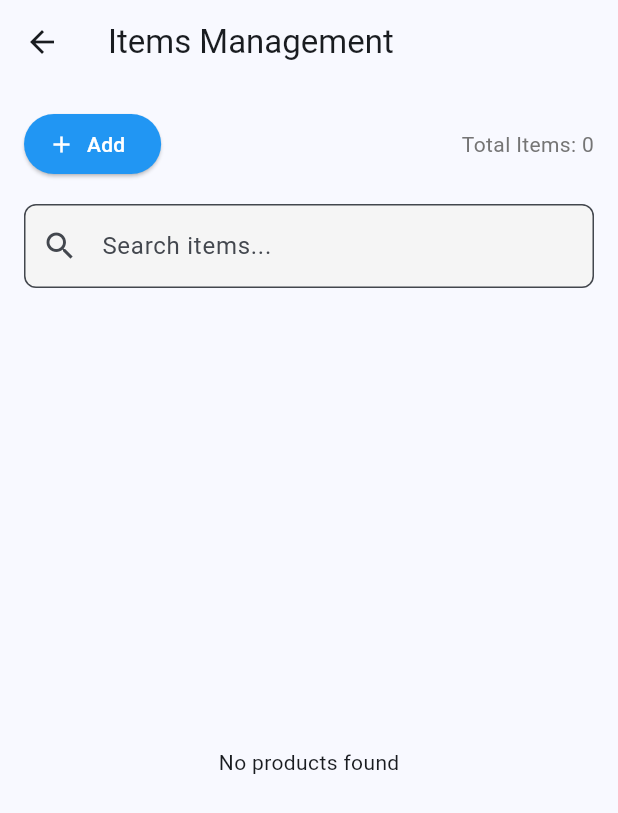
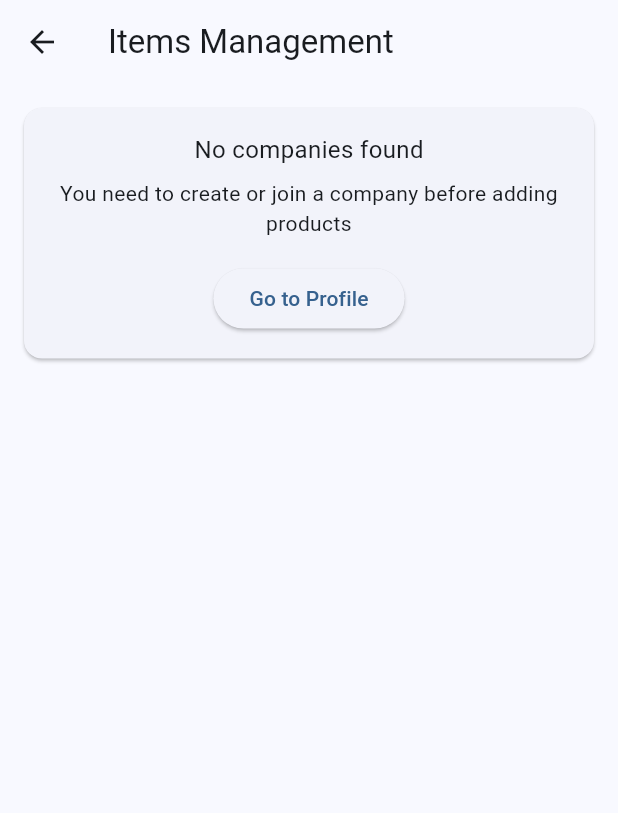
Before and after one commit to Sahil-Lakhani/Auto-Quote, a Flutter app: the ProductFormScreen screen opened directly, on a phone screen of 412 x 824 dp. Shown: the top 813 px of the screen. Run offline on Flutter 3.47's test engine with Material 3 defaults, Android fonts, the phone set to English and light mode, and no system bars; our stand-ins replace cloud_firestore, firebase_auth, firebase_core, google_sign_in, image_picker, open_file and 3 more; accounts and stored records are empty; generated files the repository leaves out were written again.

Commit message:
changes for the creating company and selecting the make its products

```diff
--- a/lib/main.dart
+++ b/lib/main.dart
@@ -4,7 +4,6 @@ import 'package:firebase_core/firebase_core.dart';
 import 'package:flutter/material.dart';
 import 'screens/quote_form_screen.dart';
 import 'screens/product_form_screen.dart';
-import 'screens/template_selection_screen.dart';
 import 'screens/login_screen.dart';
 import 'package:auto_quote/providers/quote_form_provider.dart';
 import 'package:provider/provider.dart';
@@ -42,7 +41,7 @@ class MyApp extends StatelessWidget {
         colorScheme: ColorScheme.fromSeed(seedColor: Colors.blue),
         useMaterial3: true,
       ),
-      home: AuthenticationWrapper(),
+      home: const AuthenticationWrapper(),
     );
   }
 }
--- a/lib/models/product_model.dart
+++ b/lib/models/product_model.dart
@@ -4,7 +4,7 @@ class Dimension {
   final int feet;
   final int inches;
 
-  const Dimension({required this.feet, this.inches=0});
+  const Dimension({required this.feet, this.inches = 0});
 
   String get formatted => '${feet}\'${inches}"';
 
@@ -37,7 +37,7 @@ class Dimension {
     final inches = int.tryParse(parts[1].replaceAll('"', ""));
 
     if (feet == null) return null;
-    return Dimension(feet: feet, inches: inches??0);
+    return Dimension(feet: feet, inches: inches ?? 0);
   }
 }
 
@@ -46,6 +46,7 @@ enum ProductType { dimensionBased, standalone }
 class Product {
   final String? id;
   final String? userId;
+  final String? companyId;
   final String name;
   final ProductType type;
   final double? pricePerSqft;
@@ -67,6 +68,7 @@ class Product {
   Product({
     this.id,
     this.userId,
+    this.companyId,
     required this.name,
     required this.type,
     double? price,
@@ -101,6 +103,7 @@ class Product {
   Map<String, dynamic> toMap() {
     return {
       if (userId != null) 'userId': userId,
+      if (companyId != null) 'companyId': companyId,
       'name': name,
       'type': type.toString(),
       'price': price, // Store the actual price value
@@ -127,6 +130,7 @@ class Product {
       return Product(
         id: doc.id,
         userId: data['userId'] ?? '',
+        companyId: data['companyId'],
         name: data['name'] ?? '',
         type: type,
         price: (data['price'] ?? 0).toDouble(),
@@ -137,6 +141,7 @@ class Product {
       return Product(
         id: doc.id,
         userId: data['userId'] ?? '',
+        companyId: data['companyId'],
         name: data['name'] ?? '',
         type: type,
         price: (data['price'] ?? 0).toDouble(), // Use stored price
@@ -167,6 +172,7 @@ class Product {
       return Product(
         id: docId,
         userId: map['userId'] ?? '',
+        companyId: map['companyId'],
         name: map['name'] ?? '',
         type: type,
         price: (map['price'] ?? 0).toDouble(),
@@ -177,6 +183,7 @@ class Product {
       return Product(
         id: docId,
         userId: map['userId'] ?? '',
+        companyId: map['companyId'],
         name: map['name'] ?? '',
         type: type,
         price: (map['price'] ?? 0).toDouble(), // Use stored price
--- a/lib/screens/product_form_screen.dart
+++ b/lib/screens/product_form_screen.dart
@@ -1,7 +1,13 @@
 import 'package:flutter/material.dart';
+import 'dart:async'; // Import for StreamSubscription
 import '../models/product_model.dart';
+import '../models/company_model.dart';
 import '../services/firebase_service.dart';
+import '../services/firestore_service.dart';
 import '../widgets/product_form.dart';
+import '../screens/profile_screen.dart'; // Import for ProfileScreen
+import 'package:firebase_auth/firebase_auth.dart';
+import 'package:provider/provider.dart';
 
 class ProductFormScreen extends StatefulWidget {
   const ProductFormScreen({super.key});
@@ -12,11 +18,92 @@ class ProductFormScreen extends StatefulWidget {
 
 class _ProductFormScreenState extends State<ProductFormScreen> {
   final FirebaseService _firebaseService = FirebaseService();
+  final FirestoreService _firestoreService = FirestoreService();
   final _searchController = TextEditingController();
   bool _isSearching = false;
 
+  // State for selected company
+  String? _selectedCompanyId;
+  List<Company> _userCompanies = [];
+  bool _isLoadingCompanies = true;
+
+  // Stream subscription for companies
+  StreamSubscription? _companiesSubscription;
+
+  @override
+  void initState() {
+    super.initState();
+    _loadUserCompanies();
+  }
+
+  // Load user's companies
+  Future<void> _loadUserCompanies() async {
+    if (!mounted) return;
+
+    setState(() {
+      _isLoadingCompanies = true;
+    });
+
+    final user = FirebaseAuth.instance.currentUser;
+    if (user != null) {
+      try {
+        // Cancel any existing subscription
+        _companiesSubscription?.cancel();
+
+        // Create a new subscription
+        _companiesSubscription =
+            _firestoreService.getUserCompanies(user.uid).listen((companies) {
+          if (mounted) {
+            setState(() {
+              _userCompanies = companies;
+              // Select the first company by default if available
+              if (_selectedCompanyId == null && companies.isNotEmpty) {
+                _selectedCompanyId = companies.first.id;
+              }
+              _isLoadingCompanies = false;
+            });
+          }
+        }, onError: (error) {
+          if (mounted) {
+            setState(() {
+              _isLoadingCompanies = false;
+            });
+
+            ScaffoldMessenger.of(context).showSnackBar(
+              SnackBar(
+                content: Text('Error loading companies: $error'),
+                backgroundColor: Colors.red,
+              ),
+            );
+          }
+        });
+      } catch (e) {
+        if (mounted) {
+          setState(() {
+            _isLoadingCompanies = false;
+          });
+
+          ScaffoldMessenger.of(context).showSnackBar(
+            SnackBar(
+              content: Text('Error: $e'),
+              backgroundColor: Colors.red,
+            ),
+          );
+        }
+      }
+    } else {
+      if (mounted) {
+        setState(() {
+          _isLoadingCompanies = false;
+        });
+      }
+    }
+  }
+
   @override
   void dispose() {
+    // Cancel subscription when widget is disposed
+    _companiesSubscription?.cancel();
     _searchController.dispose();
     super.dispose();
   }
@@ -35,6 +122,7 @@ class _ProductFormScreenState extends State<ProductFormScreen> {
             padding: const EdgeInsets.all(24),
             child: ProductForm(
               product: product,
+              companyId: _selectedCompanyId, // Pass selected company ID
               onSave: (newProduct) async {
                 try {
                   if (product != null) {
@@ -89,8 +177,7 @@ Widget _buildProductItem(Product product) {
               if (product.height != null && product.width != null) ...[
                 Text(
                     'Area: ${product.totalSquareFeet.toStringAsFixed(2)} sqft'),
-                Text(
-                    'Total Price: ₹${product.price.toStringAsFixed(2)}'), // Changed from calculatedPrice to price
+                Text('Total Price: ₹${product.price.toStringAsFixed(2)}'),
               ],
             ],
             if (product.height != null ||
@@ -170,6 +257,101 @@ Widget _buildProductItem(Product product) {
     }
   }
 
+  // Navigate to the profile screen properly
+  void _navigateToProfile() {
+    // Use named route if available
+    try {
+      Navigator.pushNamed(context, '/profile');
+    } catch (e) {
+      // Fallback to navigating by pushing a new route
+      Navigator.push(
+        context,
+        MaterialPageRoute(
+          builder: (context) => const ProfileScreen(),
+        ),
+      ).then((_) => _loadUserCompanies()); // Refresh companies when returning
+    }
+  }
+
+  // Build company selection dropdown
+  Widget _buildCompanySelector() {
+    if (_isLoadingCompanies) {
+      return const Center(
+        child: Padding(
+          padding: EdgeInsets.all(16.0),
+          child: CircularProgressIndicator(),
+        ),
+      );
+    }
+
+    if (_userCompanies.isEmpty) {
+      return Card(
+        margin: const EdgeInsets.all(16.0),
+        child: Padding(
+          padding: const EdgeInsets.all(16.0),
+          child: Column(
+            children: [
+              const Text(
+                'No companies found',
+                style: TextStyle(fontSize: 16),
+              ),
+              const SizedBox(height: 8),
+              const Text(
+                'You need to create or join a company before adding products',
+                textAlign: TextAlign.center,
+              ),
+              const SizedBox(height: 16),
+              ElevatedButton(
+                onPressed: _navigateToProfile,
+                child: const Text('Go to Profile'),
+              ),
+            ],
+          ),
+        ),
+      );
+    }
+
+    return Card(
+      margin: const EdgeInsets.all(16.0),
+      child: Padding(
+        padding: const EdgeInsets.all(16.0),
+        child: Column(
+          crossAxisAlignment: CrossAxisAlignment.start,
+          children: [
+            const Text(
+              'Select Company',
+              style: TextStyle(
+                fontSize: 18,
+                fontWeight: FontWeight.bold,
+              ),
+            ),
+            const SizedBox(height: 16),
+            DropdownButtonFormField<String>(
+              decoration: const InputDecoration(
+                labelText: 'Company',
+                border: OutlineInputBorder(),
+                contentPadding:
+                    EdgeInsets.symmetric(horizontal: 16, vertical: 8),
+              ),
+              value: _selectedCompanyId,
+              items: _userCompanies.map((company) {
+                return DropdownMenuItem(
+                  value: company.id,
+                  child: Text(company.name),
+                );
+              }).toList(),
+              onChanged: (value) {
+                setState(() {
+                  _selectedCompanyId = value;
+                });
+              },
+            ),
+          ],
+        ),
+      ),
+    );
+  }
+
   @override
   Widget build(BuildContext context) {
     return Scaffold(
@@ -178,8 +360,12 @@ Widget _buildProductItem(Product product) {
       ),
       body: Column(
         children: [
+          // Company selector UI
+          _buildCompanySelector(),
+
+          if (_selectedCompanyId != null) ...[
             Padding(
-            padding: const EdgeInsets.all(16.0),
+              padding: const EdgeInsets.symmetric(horizontal: 16.0),
               child: Row(
                 mainAxisAlignment: MainAxisAlignment.spaceBetween,
                 children: [
@@ -193,7 +379,8 @@ Widget _buildProductItem(Product product) {
                     ),
                   ),
                   StreamBuilder<List<Product>>(
-                  stream: _firebaseService.getProducts(),
+                    stream: _firebaseService.getProducts(
+                        companyId: _selectedCompanyId),
                     builder: (context, snapshot) {
                       if (snapshot.hasData) {
                         return Text(
@@ -230,8 +417,10 @@ Widget _buildProductItem(Product product) {
             Expanded(
               child: StreamBuilder<List<Product>>(
                 stream: _isSearching
-                  ? _firebaseService.searchProducts(_searchController.text)
-                  : _firebaseService.getProducts(),
+                    ? _firebaseService.searchProducts(_searchController.text,
+                        companyId: _selectedCompanyId)
+                    : _firebaseService.getProducts(
+                        companyId: _selectedCompanyId),
                 builder: (context, snapshot) {
                   if (snapshot.hasError) {
                     return Center(child: Text('Error: ${snapshot.error}'));
@@ -256,6 +445,7 @@ Widget _buildProductItem(Product product) {
               ),
             ),
           ],
+        ],
       ),
     );
   }
--- a/lib/widgets/product_form.dart
+++ b/lib/widgets/product_form.dart
@@ -4,11 +4,13 @@ import '../models/product_model.dart';
 class ProductForm extends StatefulWidget {
   final Product? product;
   final Function(Product) onSave;
+  final String? companyId;
 
   const ProductForm({
     super.key,
     this.product,
     required this.onSave,
+    this.companyId,
   });
 
   @override
@@ -183,7 +185,8 @@ class _ProductFormState extends State<ProductForm> {
       print('Width: ${width.formatted}');
       print('Price per sqft: ₹${_pricePerSqftController.text}');
     } else {
-      print('Creating standalone product with price: ₹${_priceController.text}');
+      print(
+          'Creating standalone product with price: ₹${_priceController.text}');
     }
 
     // Depth is optional for both types
@@ -198,6 +201,7 @@ class _ProductFormState extends State<ProductForm> {
     return Product(
       id: widget.product?.id,
       userId: widget.product?.userId,
+      companyId: widget.companyId ?? widget.product?.companyId,
       name: _nameController.text,
       type: _selectedType,
       price: _selectedType == ProductType.standalone
```
Also changed, not shown: lib/services/firebase_service.dart (+31 -14 lines). Lines whose indentation alone changed are shown as unchanged.
